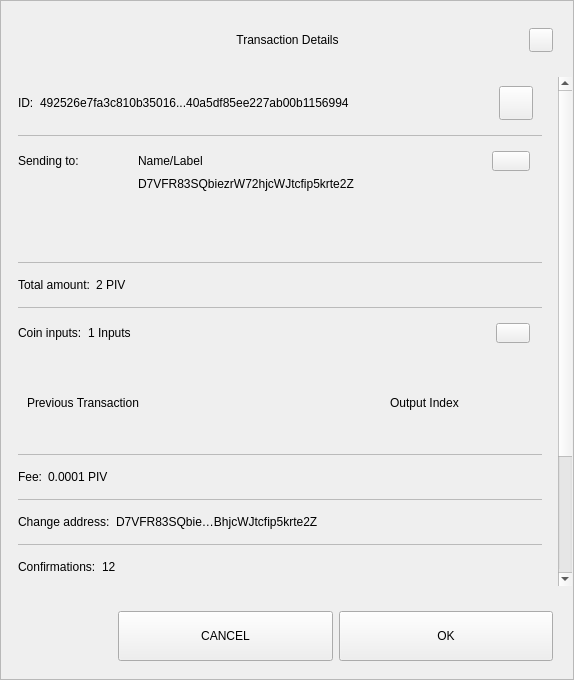
Above: src/qt/pivx/forms/sendconfirmdialog.ui from PIVX-Project/PIVX before the change. Below: the same form after it.
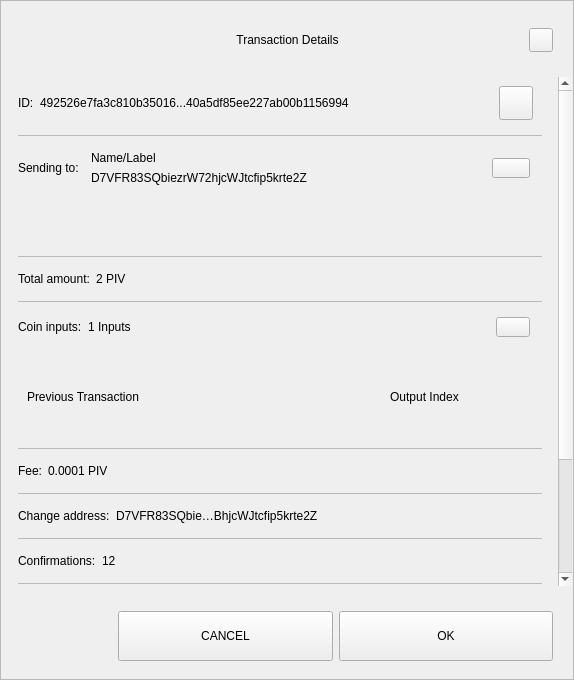
That is the form after the change.

Commit message:
[GUI] fix sendconfirmdialog layout
textSendLabel and textSend in the same widget

```diff
--- a/src/qt/pivx/forms/sendconfirmdialog.ui
+++ b/src/qt/pivx/forms/sendconfirmdialog.ui
@@ -219,7 +219,7 @@
               <x>0</x>
               <y>0</y>
               <width>556</width>
-              <height>703</height>
+              <height>690</height>
              </rect>
             </property>
             <property name="autoFillBackground">
@@ -336,13 +336,16 @@
                 </item>
                 <item>
                  <widget class="QWidget" name="contentOutputsLabel" native="true">
-                  <layout class="QHBoxLayout" name="horizontalLayout_11" stretch="0,0,0">
+                  <layout class="QHBoxLayout" name="horizontalLayout_11" stretch="0,1,0">
                    <property name="spacing">
                     <number>0</number>
                    </property>
                    <property name="leftMargin">
                     <number>0</number>
                    </property>
+                   <property name="topMargin">
+                    <number>0</number>
+                   </property>
                    <property name="rightMargin">
                     <number>12</number>
                    </property>
@@ -351,15 +354,9 @@
                    </property>
                    <item>
                     <widget class="QLabel" name="labelSend">
-                     <property name="minimumSize">
-                      <size>
-                       <width>120</width>
-                       <height>0</height>
-                      </size>
-                     </property>
                      <property name="maximumSize">
                       <size>
-                       <width>120</width>
+                       <width>16777215</width>
                        <height>16777215</height>
                       </size>
                      </property>
@@ -369,10 +366,23 @@
                     </widget>
                    </item>
                    <item>
-                    <widget class="QLabel" name="textSendLabel">
-                     <property name="text">
-                      <string>Name/Label</string>
-                     </property>
+                    <widget class="QWidget" name="widget" native="true">
+                      <layout class="QVBoxLayout" name="verticalLayout_6">
+                       <item>
+                        <widget class="QLabel" name="textSendLabel">
+                         <property name="text">
+                          <string>Name/Label</string>
+                         </property>
+                        </widget>
+                       </item>
+                       <item>
+                        <widget class="QLabel" name="textSend">
+                         <property name="text">
+                          <string>D7VFR83SQbiezrW72hjcWJtcfip5krte2Z</string>
+                         </property>
+                        </widget>
+                       </item>
+                      </layout>
                     </widget>
                    </item>
                    <item>
@@ -403,53 +413,6 @@
                   </layout>
                  </widget>
                 </item>
-                <item>
-                 <widget class="QWidget" name="contentOutputsAddress" native="true">
-                  <layout class="QHBoxLayout" name="horizontalLayout_outputs" stretch="0,0">
-                   <property name="spacing">
-                    <number>0</number>
-                   </property>
-                   <property name="leftMargin">
-                    <number>0</number>
-                   </property>
-                   <property name="topMargin">
-                    <number>0</number>
-                   </property>
-                   <property name="rightMargin">
-                    <number>12</number>
-                   </property>
-                   <property name="bottomMargin">
-                    <number>9</number>
-                   </property>
-                   <item>
-                    <widget class="QLabel" name="labelSendLabel">
-                     <property name="minimumSize">
-                      <size>
-                       <width>120</width>
-                       <height>0</height>
-                      </size>
-                     </property>
-                     <property name="maximumSize">
-                      <size>
-                       <width>120</width>
-                       <height>16777215</height>
-                      </size>
-                     </property>
-                     <property name="text">
-                      <string/>
-                     </property>
-                    </widget>
-                   </item>
-                   <item>
-                    <widget class="QLabel" name="textSend">
-                     <property name="text">
-                      <string>D7VFR83SQbiezrW72hjcWJtcfip5krte2Z</string>
-                     </property>
-                    </widget>
-                   </item>
-                  </layout>
-                 </widget>
-                </item>
                 <item>
                  <widget class="QScrollArea" name="outputsScrollArea">
                   <property name="minimumSize">
```
The commit also changes 2 other files.
